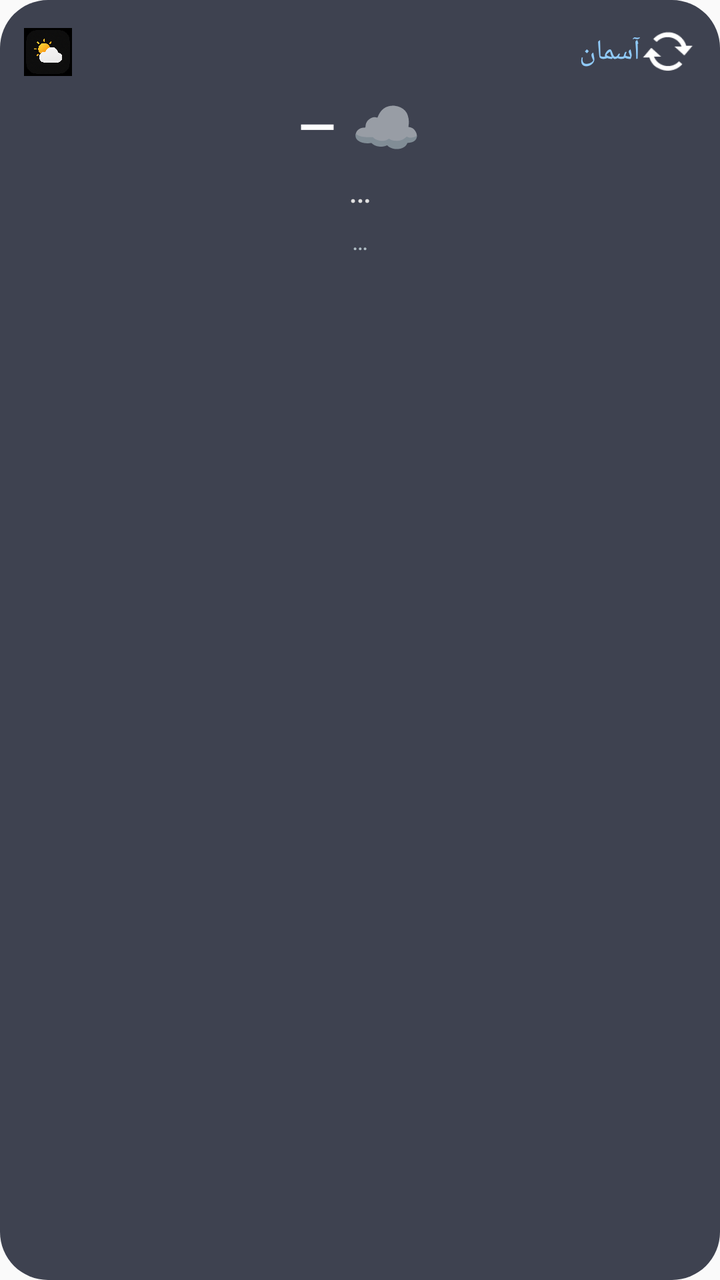
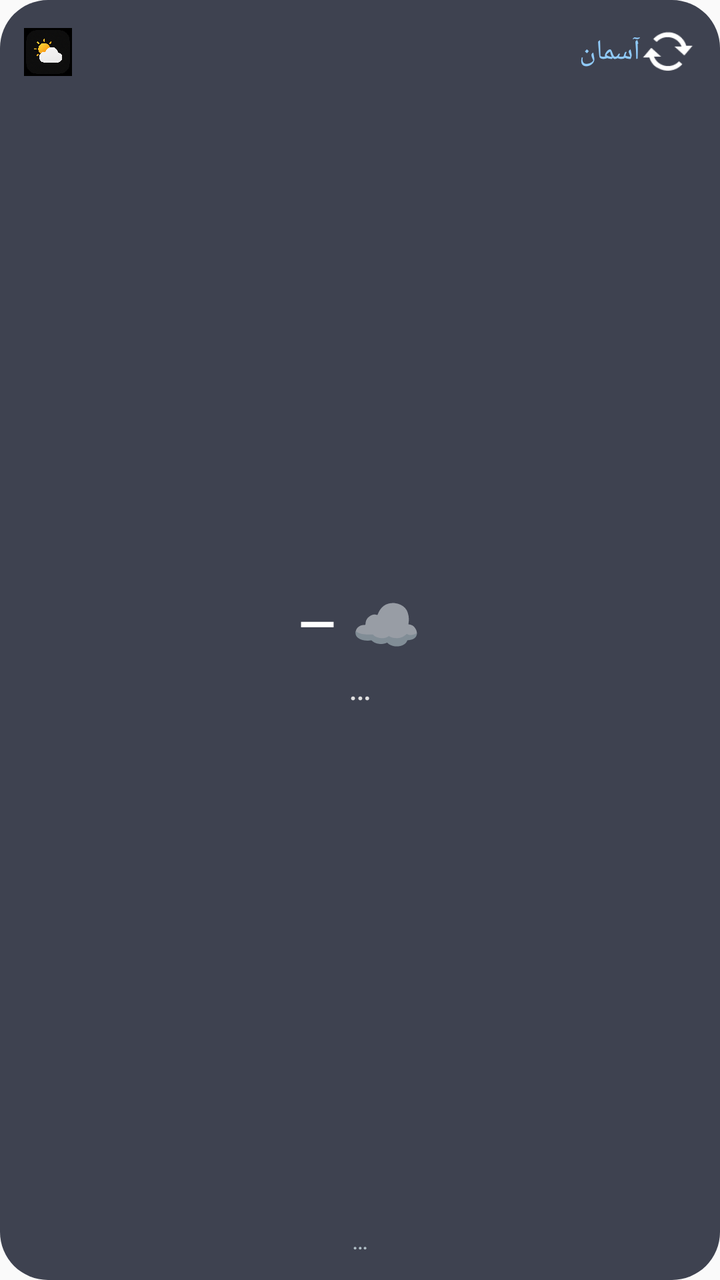

Two renders of the same Android screen: before a commit and after it. Below are the layout's source before the change and the commit's diff.
<!-- AndroidManifest.xml: application theme Theme.Aseman -->
<!-- res/layout/widget_weather.xml -->
<?xml version="1.0" encoding="utf-8"?>
<LinearLayout xmlns:android="http://schemas.android.com/apk/res/android"
    android:id="@+id/w_root"
    android:layout_width="match_parent"
    android:layout_height="match_parent"
    android:orientation="vertical"
    android:gravity="center_horizontal"
    android:padding="12dp"
    android:background="@drawable/widget_bg">

    <LinearLayout
        android:layout_width="match_parent"
        android:layout_height="wrap_content"
        android:orientation="horizontal"
        android:gravity="center_vertical">

        <ImageView
            android:layout_width="24dp"
            android:layout_height="24dp"
            android:src="@drawable/aseman_icon" />

        <TextView
            android:id="@+id/w_brand"
            android:layout_width="0dp"
            android:layout_height="wrap_content"
            android:layout_weight="1"
            android:layout_marginStart="10dp"
            android:text="آسمان"
            android:textColor="#90CAF9"
            android:textSize="14sp" />

        <ImageView
            android:id="@+id/w_refresh"
            android:layout_width="28dp"
            android:layout_height="28dp"
            android:src="@android:drawable/stat_notify_sync"
            android:contentDescription="refresh" />
    </LinearLayout>

    <LinearLayout
        android:layout_width="wrap_content"
        android:layout_height="wrap_content"
        android:orientation="horizontal"
        android:gravity="center_vertical"
        android:layout_marginTop="4dp">

        <TextView
            android:id="@+id/w_city"
            android:layout_width="wrap_content"
            android:layout_height="wrap_content"
            android:text="—"
            android:textColor="#FFFFFF"
            android:textStyle="bold"
            android:textSize="24sp" />

        <TextView
            android:id="@+id/w_emoji"
            android:layout_width="wrap_content"
            android:layout_height="wrap_content"
            android:layout_marginStart="8dp"
            android:text="☁️"
            android:textSize="28sp" />
    </LinearLayout>

    <TextView
        android:id="@+id/w_line"
        android:layout_width="wrap_content"
        android:layout_height="wrap_content"
        android:layout_marginTop="2dp"
        android:gravity="center"
        android:text="…"
        android:textColor="#E0E0E0"
        android:textSize="17sp" />

    <TextView
        android:id="@+id/w_updated"
        android:layout_width="wrap_content"
        android:layout_height="wrap_content"
        android:layout_marginTop="6dp"
        android:text="…"
        android:textColor="#B0BEC5"
        android:textSize="12sp" />
</LinearLayout>
<!-- resources referenced by this layout -->
<resources>
  <!-- drawable aseman_icon: png bitmap (drawable, 795688 bytes) -->
  <!-- drawable widget_bg (drawable) -->
  <?xml version="1.0" encoding="utf-8"?>
  <shape xmlns:android="http://schemas.android.com/apk/res/android">
      <solid android:color="#CC101426" />
      <corners android:radius="24dp" />
  </shape>
  <style name="Theme.Aseman" parent="android:Theme.Material.Light.NoActionBar" />
</resources>

<!-- the commit's change to res/layout/widget_weather.xml (unified diff, before → after) -->
@@ -4,8 +4,8 @@
     android:layout_width="match_parent"
     android:layout_height="match_parent"
     android:orientation="vertical"
+    android:padding="12dp"
     android:gravity="center_horizontal"
-    android:padding="12dp"
     android:background="@drawable/widget_bg">
 
     <LinearLayout
@@ -38,46 +38,56 @@
     </LinearLayout>
 
     <LinearLayout
-        android:layout_width="wrap_content"
-        android:layout_height="wrap_content"
-        android:orientation="horizontal"
-        android:gravity="center_vertical"
-        android:layout_marginTop="4dp">
+        android:layout_width="match_parent"
+        android:layout_height="0dp"
+        android:layout_weight="1"
+        android:orientation="vertical"
+        android:gravity="center"
+        android:paddingTop="4dp"
+        android:paddingBottom="4dp">
+
+        <LinearLayout
+            android:layout_width="wrap_content"
+            android:layout_height="wrap_content"
+            android:orientation="horizontal"
+            android:gravity="center_vertical">
+
+            <TextView
+                android:id="@+id/w_city"
+                android:layout_width="wrap_content"
+                android:layout_height="wrap_content"
+                android:text="—"
+                android:textColor="#FFFFFF"
+                android:textStyle="bold"
+                android:textSize="24sp" />
+
+            <TextView
+                android:id="@+id/w_emoji"
+                android:layout_width="wrap_content"
+                android:layout_height="wrap_content"
+                android:layout_marginStart="8dp"
+                android:text="☁️"
+                android:textSize="28sp" />
+        </LinearLayout>
 
         <TextView
-            android:id="@+id/w_city"
+            android:id="@+id/w_line"
             android:layout_width="wrap_content"
             android:layout_height="wrap_content"
-            android:text="—"
-            android:textColor="#FFFFFF"
-            android:textStyle="bold"
-            android:textSize="24sp" />
-
-        <TextView
-            android:id="@+id/w_emoji"
-            android:layout_width="wrap_content"
-            android:layout_height="wrap_content"
-            android:layout_marginStart="8dp"
-            android:text="☁️"
-            android:textSize="28sp" />
+            android:layout_marginTop="2dp"
+            android:gravity="center"
+            android:text="…"
+            android:textColor="#E0E0E0"
+            android:textSize="17sp" />
     </LinearLayout>
-
-    <TextView
-        android:id="@+id/w_line"
-        android:layout_width="wrap_content"
-        android:layout_height="wrap_content"
-        android:layout_marginTop="2dp"
-        android:gravity="center"
-        android:text="…"
-        android:textColor="#E0E0E0"
-        android:textSize="17sp" />
 
     <TextView
         android:id="@+id/w_updated"
         android:layout_width="wrap_content"
         android:layout_height="wrap_content"
-        android:layout_marginTop="6dp"
+        android:layout_marginTop="4dp"
         android:text="…"
         android:textColor="#B0BEC5"
         android:textSize="12sp" />
+
 </LinearLayout>
